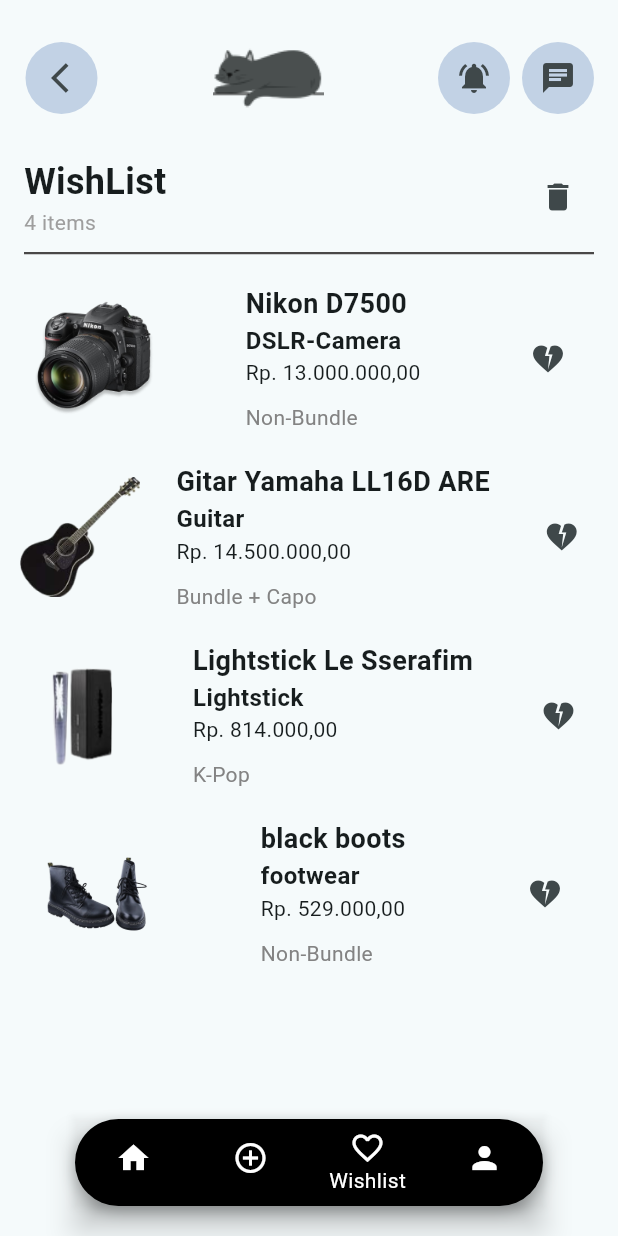
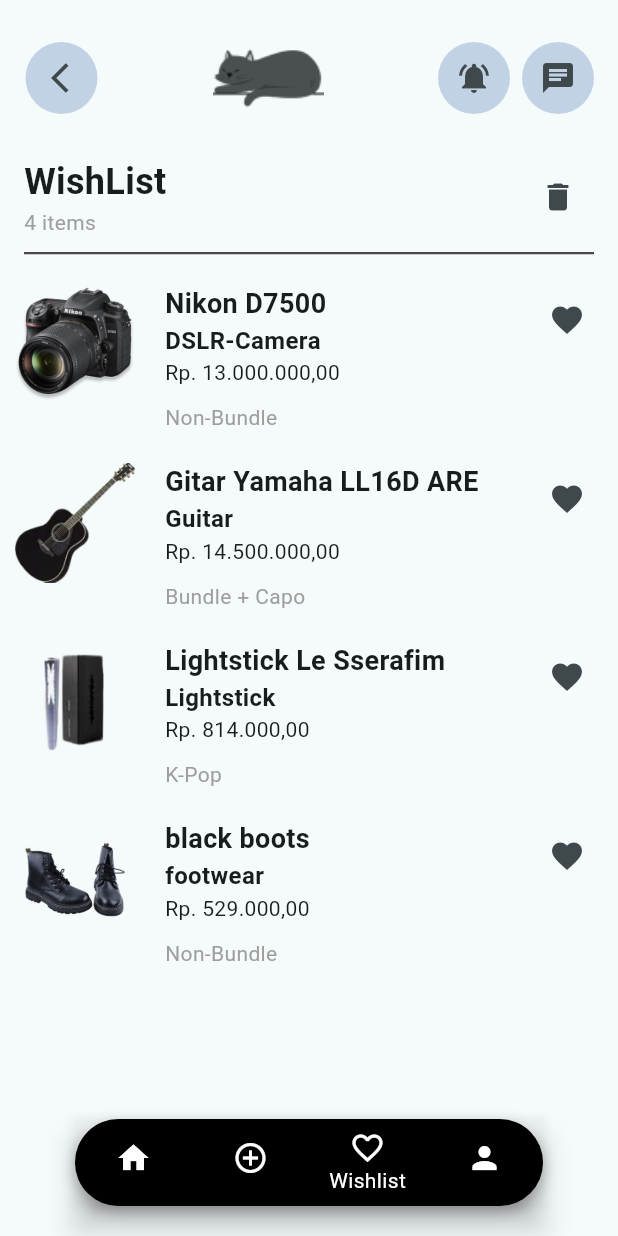
Before and after one commit to FaqihAinulyaqin/Tubes_PPB, a Flutter app: the screen it shows after launch, item 3 of the bottom bar chosen, on a phone screen of 412 x 824 dp. Run offline on Flutter 3.47's test engine with Material 3 defaults, Android fonts, the phone set to English and light mode, and no system bars.

Commit message:
wishlist

```diff
--- a/lib/Wishlist.dart
+++ b/lib/Wishlist.dart
@@ -134,57 +134,48 @@
           ),
           SizedBox(height: 10),
           Column(
-            mainAxisAlignment: MainAxisAlignment.start,
             children: [
               for (int i = 0; i < products.length; i++)
                 Padding(
                   padding: const EdgeInsets.all(10.0),
-                  child: Container(
-                    // width: 200,
-                    // height: 80,
-                    alignment: Alignment.center,
                   child: Row(
-                      mainAxisAlignment: MainAxisAlignment.spaceAround,
+                    crossAxisAlignment: CrossAxisAlignment.start,
                     children: [
                       Image.asset(products[i]["image"],
                           width: 80, height: 80, fit: BoxFit.cover),
-                        const SizedBox(width: 10),
-                        Column(
+                      const SizedBox(width: 20),
+                      Expanded(
+                        child: Column(
                           crossAxisAlignment: CrossAxisAlignment.start,
                           children: [
                             Text(
                               products[i]["name"],
-                                style: const TextStyle(
+                              style: TextStyle(
                                   fontSize: 18, fontWeight: FontWeight.bold),
-                                textAlign: TextAlign.center,
                             ),
                             Text(
                               products[i]["category"],
-                                style: const TextStyle(
+                              style: TextStyle(
                                   fontSize: 16, fontWeight: FontWeight.w600),
-                                textAlign: TextAlign.center,
                             ),
                             Text(
                               products[i]["price"],
-                                style: const TextStyle(fontSize: 14),
-                                textAlign: TextAlign.center,
+                              style: TextStyle(fontSize: 14),
                             ),
                             const SizedBox(height: 10),
                             Text(
                               products[i]["bundle"],
-                                style: const TextStyle(
-                                    fontSize: 14,
-                                    color: Color.fromARGB(255, 131, 131, 131)),
-                                textAlign: TextAlign.center,
+                              style:
+                                  TextStyle(fontSize: 14, color: Colors.grey),
                             ),
-                            ]),
-                        const SizedBox(width: 10),
+                          ],
+                        ),
+                      ),
                       IconButton(
-                          icon: Icon(Icons.heart_broken),
+                        icon: Icon(Icons.favorite),
                         onPressed: () {},
                       ),
                     ],
-                    ),
                   ),
                 ),
             ],
```
Lines whose indentation alone changed are shown as unchanged.
